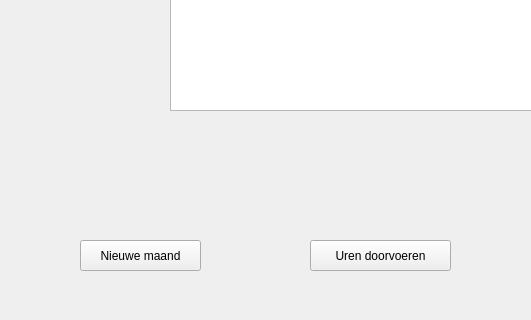
First picture: the form in widget.ui, repository TheSchnitzelguy/HourRegistration, before the edit; both pictures show x 0 to 531 and y 280 to 600 of the 800 by 600 pixel window.
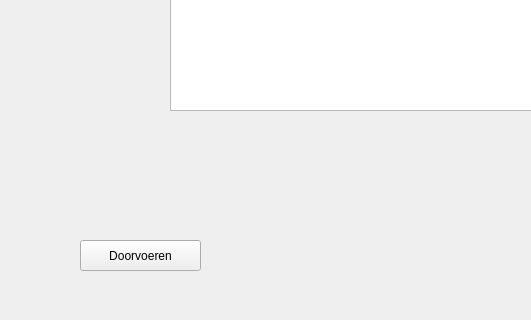
Second picture: the form after the edit.

Commit message: added dialog menus for hour publishing, started integrating databaseHandler class

What changed in the file:
```diff
--- a/widget.ui
+++ b/widget.ui
@@ -13,19 +13,6 @@
   <property name="windowTitle">
    <string>UrenRegistrator</string>
   </property>
-  <widget class="QPushButton" name="mutateButton">
-   <property name="geometry">
-    <rect>
-     <x>310</x>
-     <y>520</y>
-     <width>141</width>
-     <height>31</height>
-    </rect>
-   </property>
-   <property name="text">
-    <string>Uren doorvoeren</string>
-   </property>
-  </widget>
   <widget class="QDateEdit" name="WorkDate">
    <property name="geometry">
     <rect>
@@ -168,7 +155,7 @@
     </rect>
    </property>
    <property name="text">
-    <string>Nieuwe maand</string>
+    <string>Doorvoeren</string>
    </property>
   </widget>
   <widget class="QPlainTextEdit" name="plainTextEdit">
```
Left out of the diff: 2 changed lines with no effect on the pictures. The commit also changes 10 other files.
